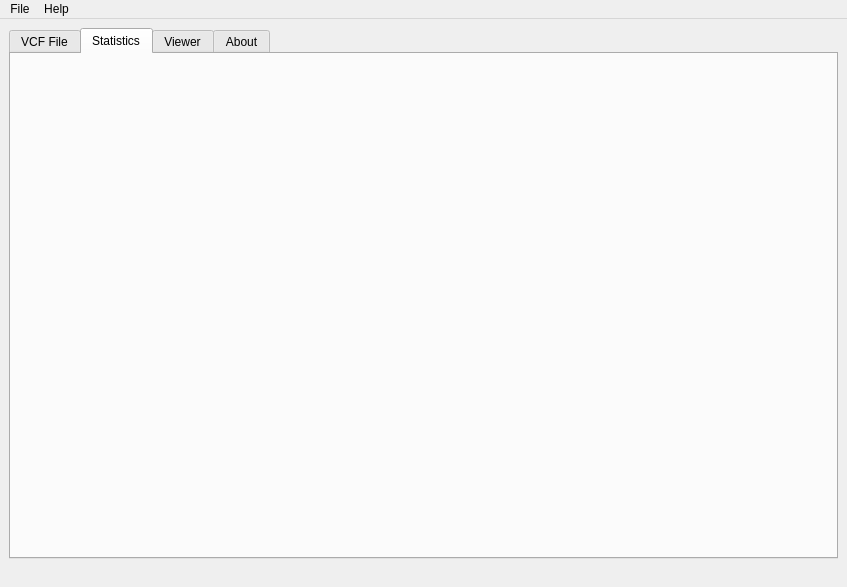
Old version of the form MetallaxisGui.ui in the repository seanlaidlaw/Metallaxis.
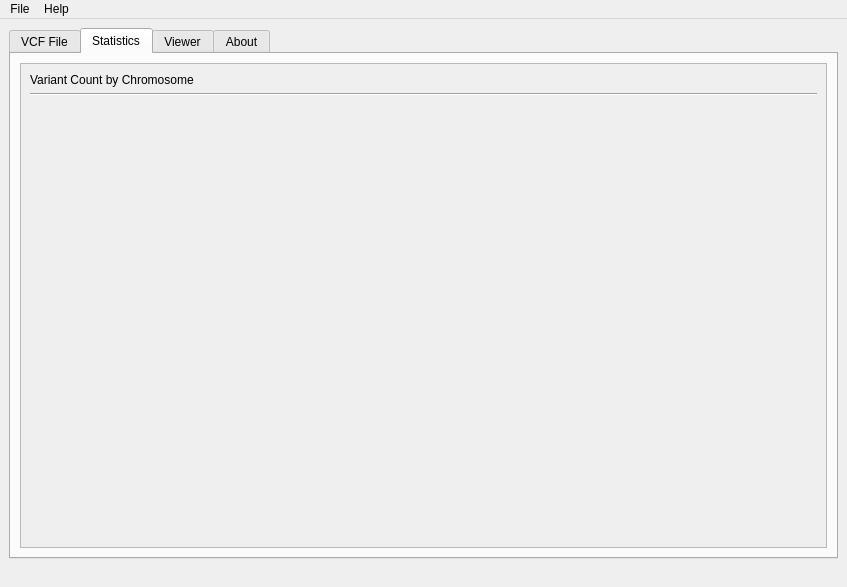
New version of the form. The open tabs and pages were chosen to show the change.

Commit message: calculate statistics and save/load in h5

Patch:
```diff
--- a/MetallaxisGui.ui
+++ b/MetallaxisGui.ui
@@ -17,7 +17,7 @@
    <property name="layoutDirection">
     <enum>Qt::LeftToRight</enum>
    </property>
-   <layout class="QVBoxLayout" name="verticalLayout_5">
+   <layout class="QVBoxLayout" name="verticalLayout_8">
     <item>
      <widget class="QTabWidget" name="tabWidget">
       <property name="enabled">
@@ -167,11 +167,83 @@
       </widget>
       <widget class="QWidget" name="statistics_tab">
        <property name="enabled">
-        <bool>false</bool>
+        <bool>true</bool>
        </property>
        <attribute name="title">
         <string>Statistics</string>
        </attribute>
+       <layout class="QHBoxLayout" name="horizontalLayout_3">
+        <item>
+         <widget class="QScrollArea" name="scrollArea">
+          <property name="widgetResizable">
+           <bool>true</bool>
+          </property>
+          <widget class="QWidget" name="scrollAreaWidgetContents">
+           <property name="geometry">
+            <rect>
+             <x>0</x>
+             <y>0</y>
+             <width>775</width>
+             <height>466</height>
+            </rect>
+           </property>
+           <layout class="QVBoxLayout" name="verticalLayout_3">
+            <item>
+             <layout class="QVBoxLayout" name="verticalLayout_5">
+              <item>
+               <widget class="QLabel" name="label_2">
+                <property name="text">
+                 <string>Variant Count by Chromosome</string>
+                </property>
+                <property name="wordWrap">
+                 <bool>true</bool>
+                </property>
+               </widget>
+              </item>
+              <item>
+               <widget class="Line" name="line">
+                <property name="orientation">
+                 <enum>Qt::Horizontal</enum>
+                </property>
+               </widget>
+              </item>
+              <item>
+               <layout class="QHBoxLayout" name="horizontalLayout_2">
+                <property name="rightMargin">
+                 <number>0</number>
+                </property>
+                <item>
+                 <layout class="QVBoxLayout" name="dynamic_stats_key_label">
+                  <property name="leftMargin">
+                   <number>0</number>
+                  </property>
+                 </layout>
+                </item>
+                <item>
+                 <layout class="QVBoxLayout" name="dynamic_stats_value_label"/>
+                </item>
+               </layout>
+              </item>
+             </layout>
+            </item>
+            <item>
+             <spacer name="verticalSpacer">
+              <property name="orientation">
+               <enum>Qt::Vertical</enum>
+              </property>
+              <property name="sizeHint" stdset="0">
+               <size>
+                <width>20</width>
+                <height>40</height>
+               </size>
+              </property>
+             </spacer>
+            </item>
+           </layout>
+          </widget>
+         </widget>
+        </item>
+       </layout>
       </widget>
       <widget class="QWidget" name="viewer_tab">
        <attribute name="title">
```
The commit also changes 1 other file.
